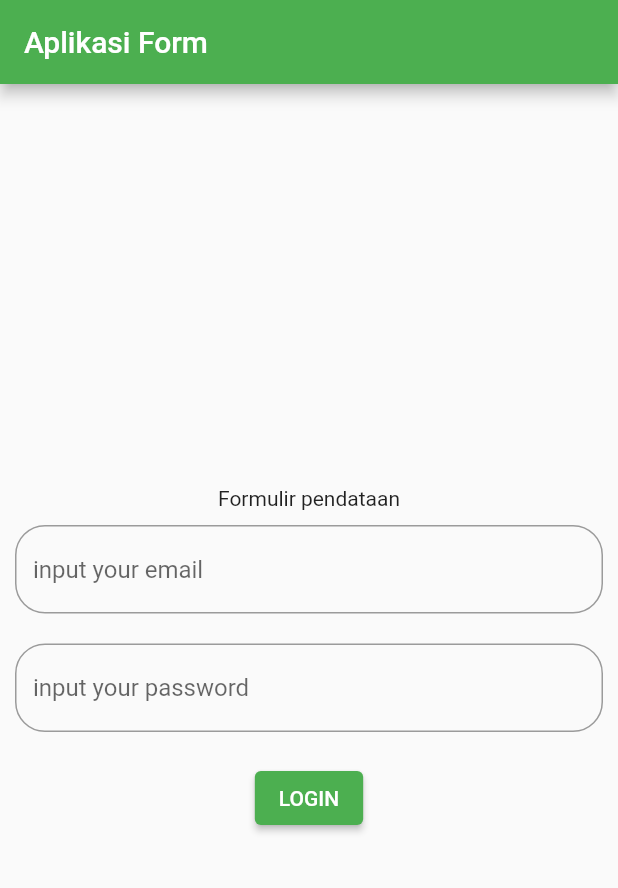
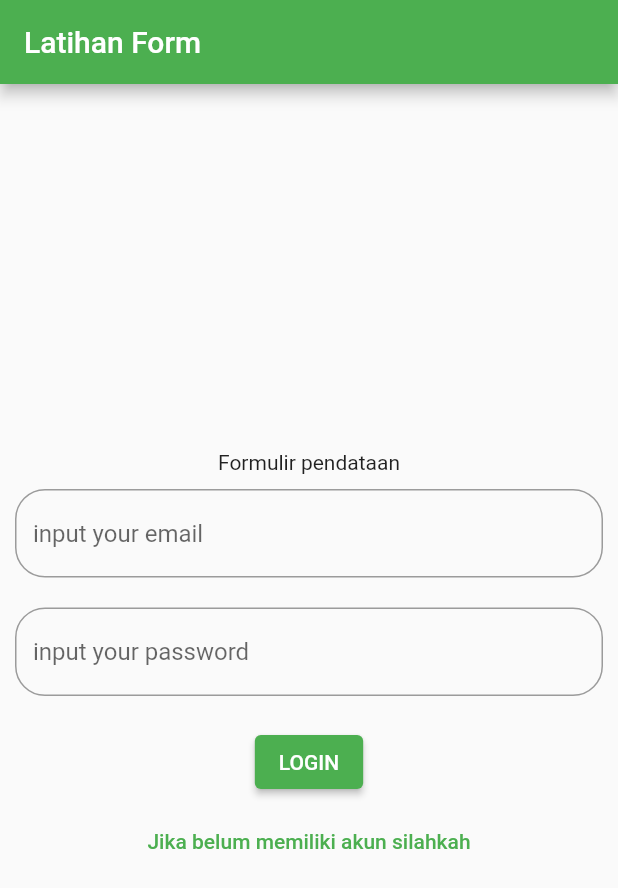
Before and after one commit to AhmadHidayat120402/flutter_login, a Flutter app: the screen it shows after launch, after a tap on "LOGIN", on a phone screen of 412 x 824 dp. Shown: the top 888 px of the screen. Run offline on Flutter 3.47's test engine with Material 2 defaults, Android fonts, the phone set to English and light mode, and no system bars; our stand-ins replace firebase_auth; accounts and stored records are empty; network calls fail.

Commit message:
update file

```diff
--- a/lib/login_page.dart
+++ b/lib/login_page.dart
@@ -1,7 +1,10 @@
 import 'package:flutter/material.dart';
 import 'package:flutter/src/foundation/key.dart';
 import 'package:flutter/src/widgets/framework.dart';
+import 'package:login2/home_page.dart';
 import 'show.dart';
+import 'package:firebase_auth/firebase_auth.dart';
+import 'home_page.dart';
 
 class LoginPage extends StatefulWidget {
   @override
@@ -9,11 +12,34 @@ class LoginPage extends StatefulWidget {
 }
 
 class _LoginPageState extends State<LoginPage> {
+  final TextEditingController _emailController = TextEditingController();
+  final TextEditingController _passwordController = TextEditingController();
+
+  final FirebaseAuth _firebaseAuth = FirebaseAuth.instance;
+
+  registerSubmit() async{
+    try{
+      await _firebaseAuth.createUserWithEmailAndPassword(email: _emailController.text.toString().trim(), password: _passwordController.text);
+    }catch (e){
+      print(e);
+      SnackBar(content: Text(e.toString()));
+    }
+
+  }
+
+  loginSubmit() async{
+    try{
+      _firebaseAuth.signInWithEmailAndPassword(email: _emailController.text, password: _passwordController.text).then((value) => Navigator.of(context).pushReplacement(MaterialPageRoute(builder: (context) => HomePage())));
+    } catch (e){
+      print(e);
+      SnackBar(content: Text(e.toString()));
+    }
+  }
   @override
   Widget build(BuildContext context) {
     return Scaffold(
       appBar: AppBar(
-        title: Text("Aplikasi Form"),
+        title: Text("Latihan Form"),
       ),
       body: Column(
         mainAxisAlignment: MainAxisAlignment.center,
@@ -29,7 +55,7 @@ class _LoginPageState extends State<LoginPage> {
                         borderRadius: BorderRadius.circular(20),
                       )))),
           Padding(
-              padding: EdgeInsets.all(10),
+              padding: const EdgeInsets.all(10),
               child: TextField(
                   obscureText: true,
                   decoration: InputDecoration(
@@ -41,12 +67,12 @@ class _LoginPageState extends State<LoginPage> {
             height: 10,
           ),
           ElevatedButton(
-            onPressed: () {},
+            onPressed: () {loginSubmit();},
             child: Text("LOGIN"),
           ),
           SizedBox(
             height:5),
-
+      TextButton(onPressed: (){registerSubmit();}, child: Text("Jika belum memiliki akun silahkah"))
         ],
       ),
     );
--- a/pubspec.yaml
+++ b/pubspec.yaml
@@ -29,16 +29,12 @@ environment:
 dependencies:
   cupertino_icons: ^1.0.2
   firebase_auth: ^4.0.2
+  firebase_core: ^2.1.1
   flutter:
     sdk: flutter
   provider: ^6.0.4
 
 dev_dependencies:
-  # The "flutter_lints" package below contains a set of recommended lints to
-  # encourage good coding practices. The lint set provided by the package is
-  # activated in the `analysis_options.yaml` file located at the root of your
-  # package. See that file for information about deactivating specific lint
-  # rules and activating additional ones.
   flutter_lints: ^2.0.0
   flutter_test:
     sdk: flutter
```
Also changed, not shown: pubspec.lock.
